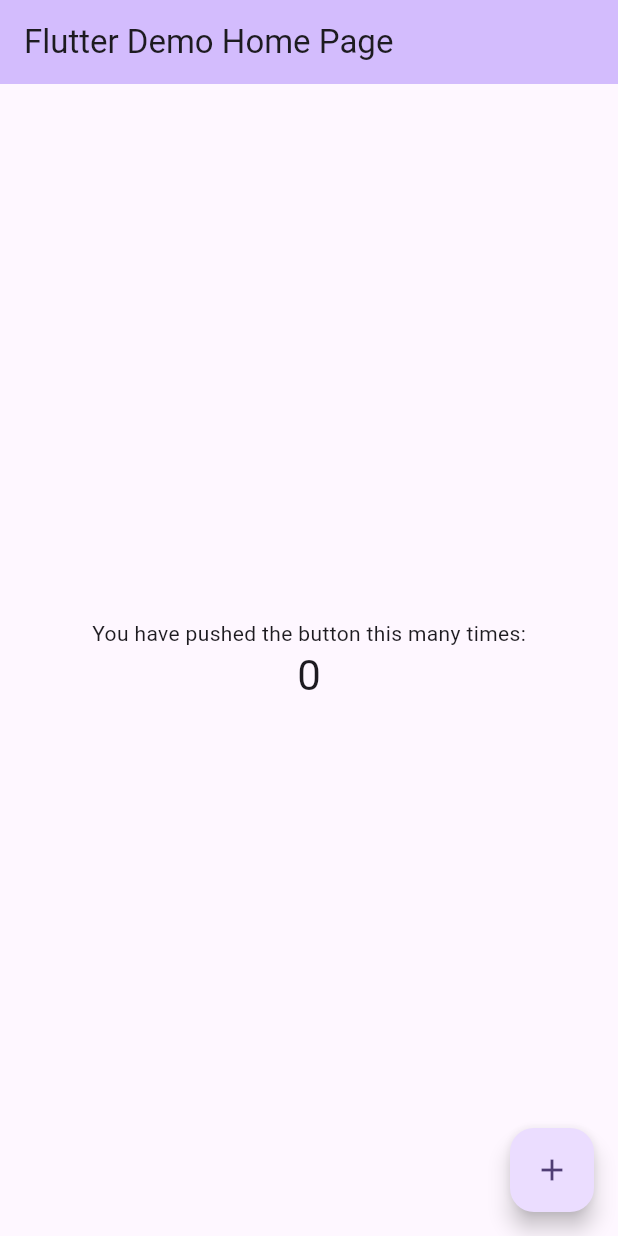
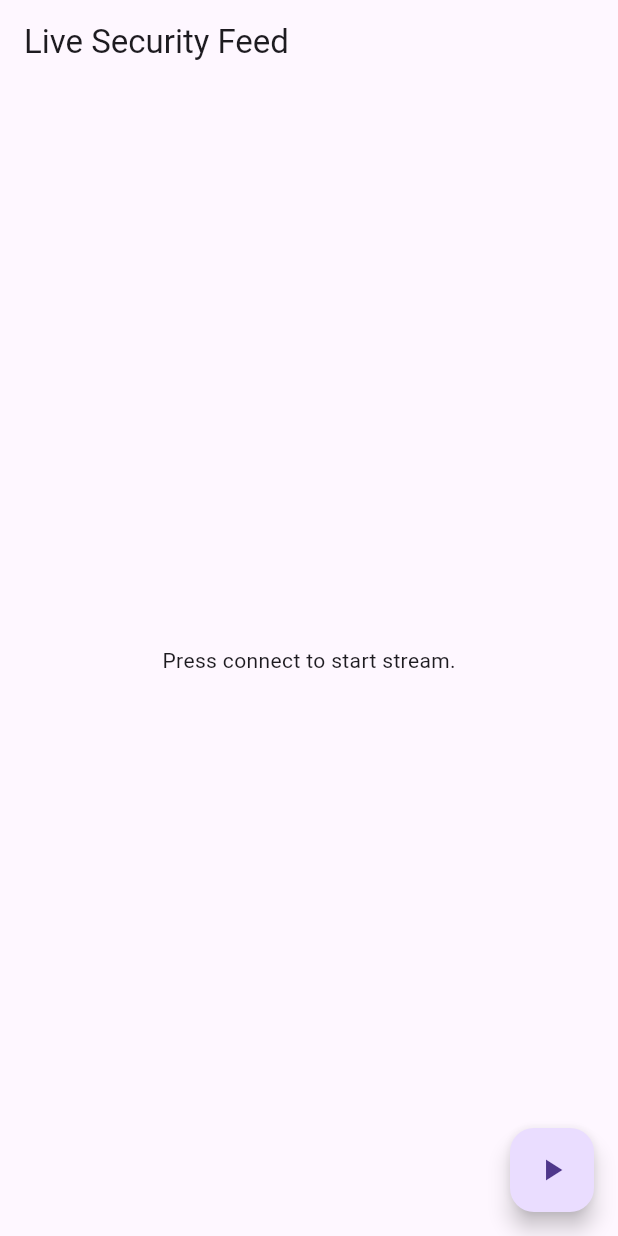
Before and after one commit to Reasondro/IoTeC, a Flutter app: the screen it shows after launch, on a phone screen of 412 x 824 dp. Run offline on Flutter 3.47's test engine with Material 3 defaults, Android fonts, the phone set to English and light mode, and no system bars; our stand-ins replace equatable, flutter_bloc, google_fonts.

Commit message:
simple prototyping

```diff
--- /dev/null
+++ b/lib/app/app.dart
@@ -0,0 +1,14 @@
+import 'package:flutter/material.dart';
+import 'package:iotec/features/video_stream/presentation/screens/video_stream_screen.dart';
+
+class App extends StatelessWidget {
+  const App({super.key});
+  @override
+  Widget build(BuildContext context) {
+    return MaterialApp(
+      title: 'IoTeC',
+      theme: ThemeData(primarySwatch: Colors.blue),
+      home: const VideoStreamPage(), // ? Or main navigation structure
+    );
+  }
+}
--- /dev/null
+++ b/lib/features/video_stream/domain/repositories/video_stream_service.dart
@@ -0,0 +1,70 @@
+import 'dart:async';
+import 'dart:typed_data';
+import 'package:web_socket_channel/web_socket_channel.dart';
+
+class VideoStreamService {
+  WebSocketChannel? _channel;
+  final StreamController<Uint8List> _framesController =
+      StreamController.broadcast();
+  final StreamController<String?> _disconnectController =
+      StreamController.broadcast();
+
+  Stream<Uint8List> get framesStream => _framesController.stream;
+  Stream<String?> get disconnectStream => _disconnectController.stream;
+
+  bool _isConnected = false;
+  String? _currentWsUrl;
+
+  Future<void> connect(String wsUrl) async {
+    if (_isConnected && _currentWsUrl == wsUrl) {
+      print("Already connected to $wsUrl");
+      return;
+    }
+
+    _currentWsUrl = wsUrl;
+    print("Connecting to $wsUrl...");
+    _channel = WebSocketChannel.connect(Uri.parse(wsUrl));
+    _isConnected = true;
+
+    _channel!.stream.listen(
+      (data) {
+        if (data is List<int>) {
+          _framesController.add(Uint8List.fromList(data));
+        } else if (data is String) {
+          print("Received string data: $data");
+        } else {
+          print("Received unexpected data type: ${data.runtimeType}");
+        }
+      },
+      onDone: () {
+        _isConnected = false;
+        print("WebSocket connection closed.");
+        _disconnectController.add("Connection closed by server.");
+        // ? optional --> add automatic reconnection logic here or in  Cubit
+      },
+      onError: (error) {
+        _isConnected = false;
+        print("WebSocket error: $error");
+        _framesController.addError(error);
+        _disconnectController.add("Connection error: $error");
+      },
+      cancelOnError: false, // ?  true --> close on first error
+    );
+  }
+
+  void disconnect() {
+    if (_channel != null && _isConnected) {
+      print("Disconnecting from WebSocket...");
+      _channel!.sink.close();
+      _isConnected = false;
+      _currentWsUrl = null;
+      // _disconnectController.add("Disconnected manually."); // Or let onDone handle it
+    }
+  }
+
+  void dispose() {
+    _framesController.close();
+    _disconnectController.close();
+    disconnect();
+  }
+}
--- /dev/null
+++ b/lib/features/video_stream/presentation/cubit/video_stream_cubit.dart
@@ -0,0 +1,67 @@
+import 'dart:async';
+import 'dart:typed_data';
+
+import 'package:equatable/equatable.dart';
+import 'package:flutter_bloc/flutter_bloc.dart';
+import 'package:iotec/features/video_stream/domain/repositories/video_stream_service.dart';
+
+part 'video_stream_state.dart';
+
+class VideoStreamCubit extends Cubit<VideoStreamState> {
+  final VideoStreamService _videoStreamService;
+  StreamSubscription? _framesSubscription;
+  StreamSubscription? _disconnectSubscription;
+
+  // ? example url
+  final String _wsUrl = "ws://10.0.2.2:8000/ws/client";
+  // ? physical device testing --> replace 10.0.2.2 with computer's local IP.
+  // ? exmplae: "ws://192.168.1.100:8000/ws/client"
+
+  VideoStreamCubit(this._videoStreamService) : super(VideoStreamInitial()) {
+    _disconnectSubscription = _videoStreamService.disconnectStream.listen((
+      message,
+    ) {
+      emit(VideoStreamDisconnected(message: message ?? "Stream ended."));
+    });
+  }
+
+  Future<void> connect() async {
+    if (state is VideoStreamConnecting || state is VideoStreamStreaming) return;
+
+    emit(VideoStreamConnecting());
+    try {
+      await _videoStreamService.connect(_wsUrl);
+      // ? service  handles adding frames to its stream.
+      _framesSubscription?.cancel();
+      _framesSubscription = _videoStreamService.framesStream.listen(
+        (frameData) {
+          emit(VideoStreamStreaming(frameData));
+        },
+        onError: (error) {
+          emit(VideoStreamError(error.toString()));
+        },
+      );
+      // ? If connect itself doesn't throw and frames start coming,
+      // ? the first VideoStreamStreaming state will be emitted by the listener.
+      // ? If the connection is established but no frames yet, it stays Connecting.
+      // ? We might need an explicit "Connected" state if no frames arrive immediately.
+      // ? For now, first frame will move it to Streaming.
+    } catch (e) {
+      emit(VideoStreamError(e.toString()));
+    }
+  }
+
+  void disconnect() {
+    _framesSubscription?.cancel();
+    _videoStreamService.disconnect();
+    // ? The disconnectStream listener in the constructor will handle emitting VideoStreamDisconnected
+  }
+
+  @override
+  Future<void> close() {
+    _framesSubscription?.cancel();
+    _disconnectSubscription?.cancel();
+    _videoStreamService.dispose();
+    return super.close();
+  }
+}
--- /dev/null
+++ b/lib/features/video_stream/presentation/cubit/video_stream_state.dart
@@ -0,0 +1,38 @@
+part of 'video_stream_cubit.dart';
+
+sealed class VideoStreamState extends Equatable {
+  const VideoStreamState();
+
+  @override
+  List<Object?> get props => [];
+}
+
+final class VideoStreamInitial extends VideoStreamState {}
+
+final class VideoStreamConnecting extends VideoStreamState {}
+
+final class VideoStreamStreaming extends VideoStreamState {
+  final Uint8List frameData;
+
+  const VideoStreamStreaming(this.frameData);
+
+  @override
+  List<Object?> get props => [frameData];
+}
+
+final class VideoStreamDisconnected extends VideoStreamState {
+  final String? message;
+  const VideoStreamDisconnected({this.message});
+
+  @override
+  List<Object?> get props => [message];
+}
+
+final class VideoStreamError extends VideoStreamState {
+  final String error;
+
+  const VideoStreamError(this.error);
+
+  @override
+  List<Object?> get props => [error];
+}
--- /dev/null
+++ b/lib/features/video_stream/presentation/screens/video_stream_screen.dart
@@ -0,0 +1,145 @@
+import 'package:flutter/material.dart';
+import 'package:flutter_bloc/flutter_bloc.dart';
+import 'package:iotec/features/video_stream/domain/repositories/video_stream_service.dart';
+import 'package:iotec/features/video_stream/presentation/cubit/video_stream_cubit.dart';
+
+class VideoStreamPage extends StatelessWidget {
+  const VideoStreamPage({super.key});
+
+  @override
+  Widget build(BuildContext context) {
+    return BlocProvider(
+      create:
+          (context) =>
+              VideoStreamCubit(VideoStreamService()), // Provide the service
+      child: const VideoStreamView(),
+    );
+  }
+}
+
+class VideoStreamView extends StatelessWidget {
+  const VideoStreamView({super.key});
+
+  @override
+  Widget build(BuildContext context) {
+    return Scaffold(
+      appBar: AppBar(title: const Text('Live Security Feed')),
+      body: Center(
+        child: BlocConsumer<VideoStreamCubit, VideoStreamState>(
+          listener: (context, state) {
+            // Optionally show snackbars or other side effects for errors/disconnects
+            if (state is VideoStreamError) {
+              ScaffoldMessenger.of(context)
+                ..hideCurrentSnackBar()
+                ..showSnackBar(
+                  SnackBar(content: Text('Error: ${state.error}')),
+                );
+            } else if (state is VideoStreamDisconnected) {
+              ScaffoldMessenger.of(context)
+                ..hideCurrentSnackBar()
+                ..showSnackBar(
+                  SnackBar(content: Text(state.message ?? 'Disconnected')),
+                );
+            }
+          },
+          builder: (context, state) {
+            if (state is VideoStreamInitial) {
+              return const Text('Press connect to start stream.');
+            } else if (state is VideoStreamConnecting) {
+              return const Column(
+                mainAxisAlignment: MainAxisAlignment.center,
+                children: [
+                  CircularProgressIndicator(),
+                  SizedBox(height: 16),
+                  Text('Connecting...'),
+                ],
+              );
+            } else if (state is VideoStreamStreaming) {
+              return Column(
+                mainAxisAlignment: MainAxisAlignment.center,
+                children: [
+                  Expanded(
+                    child: Padding(
+                      padding: const EdgeInsets.all(8.0),
+                      child: Image.memory(
+                        state.frameData,
+                        gaplessPlayback: true, // For smoother frame transitions
+                        fit: BoxFit.contain,
+                        errorBuilder: (context, error, stacktrace) {
+                          // This can happen if frameData is corrupted
+                          print("Image.memory error: $error");
+                          return const Center(
+                            child: Text('Error displaying frame'),
+                          );
+                        },
+                      ),
+                    ),
+                  ),
+                  const SizedBox(height: 16),
+                  const Text(
+                    "Streaming Live...",
+                    style: TextStyle(
+                      color: Colors.green,
+                      fontWeight: FontWeight.bold,
+                    ),
+                  ),
+                ],
+              );
+            } else if (state is VideoStreamDisconnected) {
+              return Column(
+                mainAxisAlignment: MainAxisAlignment.center,
+                children: [
+                  const Icon(
+                    Icons.error_outline,
+                    color: Colors.orange,
+                    size: 48,
+                  ),
+                  const SizedBox(height: 16),
+                  Text(state.message ?? 'Stream disconnected.'),
+                  const SizedBox(height: 16),
+                  ElevatedButton(
+                    onPressed: () => context.read<VideoStreamCubit>().connect(),
+                    child: const Text('Reconnect'),
+                  ),
+                ],
+              );
+            } else if (state is VideoStreamError) {
+              return Column(
+                mainAxisAlignment: MainAxisAlignment.center,
+                children: [
+                  const Icon(Icons.error, color: Colors.red, size: 48),
+                  const SizedBox(height: 16),
+                  Text('Error: ${state.error}'),
+                  const SizedBox(height: 16),
+                  ElevatedButton(
+                    onPressed: () => context.read<VideoStreamCubit>().connect(),
+                    child: const Text('Retry Connection'),
+                  ),
+                ],
+              );
+            }
+            return const SizedBox.shrink(); // Should not happen
+          },
+        ),
+      ),
+      floatingActionButton: BlocBuilder<VideoStreamCubit, VideoStreamState>(
+        builder: (context, state) {
+          if (state is VideoStreamStreaming || state is VideoStreamConnecting) {
+            return FloatingActionButton(
+              onPressed: () => context.read<VideoStreamCubit>().disconnect(),
+              tooltip: 'Disconnect Stream',
+              backgroundColor: Colors.red,
+              child: const Icon(Icons.stop),
+            );
+          } else {
+            return FloatingActionButton(
+              onPressed: () => context.read<VideoStreamCubit>().connect(),
+              tooltip: 'Connect Stream',
+              child: const Icon(Icons.play_arrow),
+            );
+          }
+        },
+      ),
+    );
+  }
+}
--- a/lib/main.dart
+++ b/lib/main.dart
@@ -1,66 +1,6 @@
 import 'package:flutter/material.dart';
+import 'package:iotec/app/app.dart';
 
 void main() {
-  runApp(const MyApp());
+  runApp(const App());
 }
-
-class MyApp extends StatelessWidget {
-  const MyApp({super.key});
-  @override
-  Widget build(BuildContext context) {
-    return MaterialApp(
-      title: 'Flutter Demo',
-      theme: ThemeData(
-        colorScheme: ColorScheme.fromSeed(seedColor: Colors.deepPurple),
-      ),
-      home: const MyHomePage(title: 'Flutter Demo Home Page'),
-    );
-  }
-}
-
-class MyHomePage extends StatefulWidget {
-  const MyHomePage({super.key, required this.title});
-
-  final String title;
-
-  @override
-  State<MyHomePage> createState() => _MyHomePageState();
-}
-
-class _MyHomePageState extends State<MyHomePage> {
-  int _counter = 0;
-
-  void _incrementCounter() {
-    setState(() {
-      _counter++;
-    });
-  }
-
-  @override
-  Widget build(BuildContext context) {
-    return Scaffold(
-      appBar: AppBar(
-        backgroundColor: Theme.of(context).colorScheme.inversePrimary,
-
-        title: Text(widget.title),
-      ),
-      body: Center(
-        child: Column(
-          mainAxisAlignment: MainAxisAlignment.center,
-          children: <Widget>[
-            const Text('You have pushed the button this many times:'),
-            Text(
-              '$_counter',
-              style: Theme.of(context).textTheme.headlineMedium,
-            ),
-          ],
-        ),
-      ),
-      floatingActionButton: FloatingActionButton(
-        onPressed: _incrementCounter,
-        tooltip: 'Increment',
-        child: const Icon(Icons.add),
-      ),
-    );
-  }
-}
--- a/pubspec.yaml
+++ b/pubspec.yaml
@@ -39,6 +39,7 @@ dependencies:
   supabase_flutter: ^2.9.0
   flutter_dotenv: ^5.2.1
   flutter_bloc: ^9.1.1
+  equatable: ^2.0.7
 
 dev_dependencies:
   flutter_test:
```
Also changed, not shown: pubspec.lock, 1 other file.
